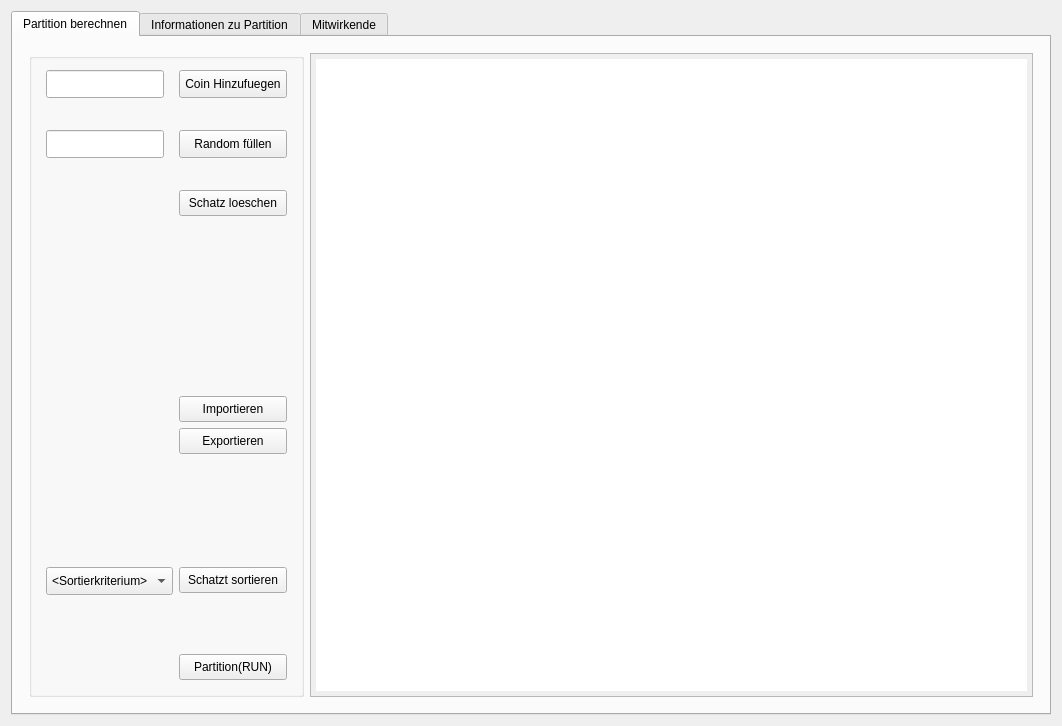
The window that mainwindow.ui (Makozer/NpPartitionManager) describes before a commit, drawn with Qt 5.
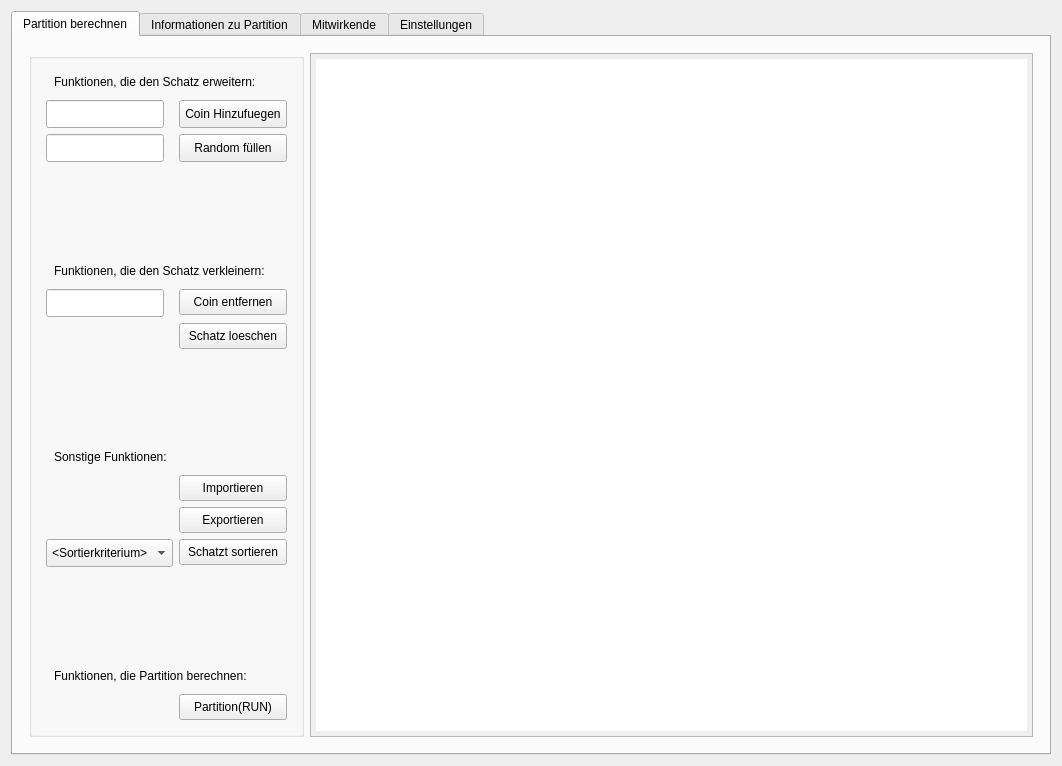
The same window after the commit. Custom widgets are drawn as their Qt base class.

Commit message: edit:import,einstellungenfuerFIllRND,kleinigkeiten

Patch:
```diff
--- a/mainwindow.ui
+++ b/mainwindow.ui
@@ -7,7 +7,7 @@
     <x>0</x>
     <y>0</y>
     <width>1062</width>
-    <height>726</height>
+    <height>766</height>
    </rect>
   </property>
   <property name="windowTitle">
@@ -46,7 +46,14 @@
            <string/>
           </property>
           <layout class="QFormLayout" name="formLayout">
-           <item row="0" column="0">
+           <item row="7" column="0" colspan="2">
+            <widget class="QLabel" name="lbl_schatzErweiternInfo">
+             <property name="text">
+              <string>Funktionen, die den Schatz erweitern:</string>
+             </property>
+            </widget>
+           </item>
+           <item row="8" column="0">
             <widget class="CustomOnlyNumbersLineEdit" name="lineEdit_coinHinzufuegenWertEingeben">
              <property name="sizePolicy">
               <sizepolicy hsizetype="Minimum" vsizetype="Minimum">
@@ -62,7 +69,7 @@
              </property>
             </widget>
            </item>
-           <item row="0" column="1">
+           <item row="8" column="1">
             <widget class="QPushButton" name="bt_einzelneCoinHinzufuegen">
              <property name="sizePolicy">
               <sizepolicy hsizetype="Minimum" vsizetype="Minimum">
@@ -78,23 +85,7 @@
              </property>
             </widget>
            </item>
-           <item row="2" column="0">
-            <spacer name="horizontalSpacer">
-             <property name="orientation">
-              <enum>Qt::Horizontal</enum>
-             </property>
-             <property name="sizeType">
-              <enum>QSizePolicy::Minimum</enum>
-             </property>
-             <property name="sizeHint" stdset="0">
-              <size>
-               <width>40</width>
-               <height>20</height>
-              </size>
-             </property>
-            </spacer>
-           </item>
-           <item row="3" column="0">
+           <item row="11" column="0">
             <widget class="CustomOnlyNumbersLineEdit" name="lineEdit_randomFuellenAnzahlEingeben">
              <property name="sizePolicy">
               <sizepolicy hsizetype="Minimum" vsizetype="Minimum">
@@ -107,7 +98,7 @@
              </property>
             </widget>
            </item>
-           <item row="3" column="1">
+           <item row="11" column="1">
             <widget class="QPushButton" name="btn_fill">
              <property name="sizePolicy">
               <sizepolicy hsizetype="Minimum" vsizetype="Minimum">
@@ -123,7 +114,7 @@
              </property>
             </widget>
            </item>
-           <item row="5" column="0">
+           <item row="12" column="0">
             <spacer name="verticalSpacer_2">
              <property name="orientation">
               <enum>Qt::Vertical</enum>
@@ -136,7 +127,31 @@
              </property>
             </spacer>
            </item>
-           <item row="5" column="1">
+           <item row="13" column="0" colspan="2">
+            <widget class="QLabel" name="lbl_schatzVerkleinernInfo">
+             <property name="text">
+              <string>Funktionen, die den Schatz verkleinern:</string>
+             </property>
+            </widget>
+           </item>
+           <item row="14" column="0">
+            <widget class="QLineEdit" name="lineEdit_coinEntfernen">
+             <property name="toolTip">
+              <string>&lt;html&gt;&lt;head/&gt;&lt;body&gt;&lt;p&gt;Geben Sie hier den Wert für den zu entfernenden Coin ein.&lt;/p&gt;&lt;p&gt;&lt;br/&gt;&lt;/p&gt;&lt;/body&gt;&lt;/html&gt;</string>
+             </property>
+            </widget>
+           </item>
+           <item row="14" column="1">
+            <widget class="QPushButton" name="bt_coinEntfernen">
+             <property name="toolTip">
+              <string>&lt;html&gt;&lt;head/&gt;&lt;body&gt;&lt;p&gt;Entfernt Coins aus dem Schatz, die den Wert haben, der im Textfeld neben diesem Knopf eingegeben wurde.&lt;/p&gt;&lt;p&gt;&lt;br/&gt;&lt;/p&gt;&lt;p&gt;Hinweis:&lt;/p&gt;&lt;p&gt;In den Einstellungen (oben rechts) kann eingestellt werden, ob nur ein Coin oder alle Coins des entsprechenden Wertes aus dem Schatz entfernt werden sollen.&lt;/p&gt;&lt;/body&gt;&lt;/html&gt;</string>
+             </property>
+             <property name="text">
+              <string>Coin entfernen</string>
+             </property>
+            </widget>
+           </item>
+           <item row="15" column="1">
             <widget class="QPushButton" name="btn_clearStash">
              <property name="toolTip">
               <string>&lt;html&gt;&lt;head/&gt;&lt;body&gt;&lt;p&gt;Entfernt alle COins aus dem Schatz.&lt;/p&gt;&lt;/body&gt;&lt;/html&gt;</string>
@@ -146,7 +161,7 @@
              </property>
             </widget>
            </item>
-           <item row="6" column="0">
+           <item row="18" column="0">
             <spacer name="verticalSpacer_3">
              <property name="orientation">
               <enum>Qt::Vertical</enum>
@@ -159,20 +174,46 @@
              </property>
             </spacer>
            </item>
-           <item row="7" column="0">
-            <spacer name="verticalSpacer_4">
-             <property name="orientation">
-              <enum>Qt::Vertical</enum>
+           <item row="20" column="0" colspan="2">
+            <widget class="QLabel" name="lbl_sonstigeSchatzFunktionen">
+             <property name="text">
+              <string>Sonstige Funktionen:</string>
              </property>
-             <property name="sizeHint" stdset="0">
-              <size>
-               <width>20</width>
-               <height>40</height>
-              </size>
+            </widget>
+           </item>
+           <item row="21" column="1">
+            <widget class="QPushButton" name="btn_import">
+             <property name="sizePolicy">
+              <sizepolicy hsizetype="Minimum" vsizetype="Fixed">
+               <horstretch>0</horstretch>
+               <verstretch>0</verstretch>
+              </sizepolicy>
              </property>
-            </spacer>
+             <property name="toolTip">
+              <string>&lt;html&gt;&lt;head/&gt;&lt;body&gt;&lt;p&gt;importiert einen Schatz aus einer Textdatei. &lt;/p&gt;&lt;p&gt;In dieser Textdatei muessen die Werte aller zu uebernehmenden Coins, getrennt von einem Komma enthalten sein. &lt;/p&gt;&lt;p&gt;Beispiel: &lt;/p&gt;&lt;p&gt;122,53,12,9,12&lt;/p&gt;&lt;/body&gt;&lt;/html&gt;</string>
+             </property>
+             <property name="text">
+              <string>Importieren</string>
+             </property>
+            </widget>
            </item>
-           <item row="15" column="0">
+           <item row="22" column="1">
+            <widget class="QPushButton" name="btn_export">
+             <property name="sizePolicy">
+              <sizepolicy hsizetype="Minimum" vsizetype="Fixed">
+               <horstretch>0</horstretch>
+               <verstretch>0</verstretch>
+              </sizepolicy>
+             </property>
+             <property name="toolTip">
+              <string>&lt;html&gt;&lt;head/&gt;&lt;body&gt;&lt;p&gt;Exportiert den gesamten aktuellen Schatz in eine Textdatei an einen gewaehlten Ort. &lt;/p&gt;&lt;/body&gt;&lt;/html&gt;</string>
+             </property>
+             <property name="text">
+              <string>Exportieren</string>
+             </property>
+            </widget>
+           </item>
+           <item row="24" column="0">
             <widget class="QComboBox" name="comboBox_sortKritWaehlen">
              <property name="sizePolicy">
               <sizepolicy hsizetype="Minimum" vsizetype="Minimum">
@@ -206,7 +247,7 @@
              </item>
             </widget>
            </item>
-           <item row="15" column="1">
+           <item row="24" column="1">
             <widget class="QPushButton" name="btn_sort">
              <property name="toolTip">
               <string>&lt;html&gt;&lt;head/&gt;&lt;body&gt;&lt;p&gt;Sortieren Sie den Schatz. Wählen Sie zuvor, nach welchem Kriterium Sortiert werden soll.&lt;/p&gt;&lt;/body&gt;&lt;/html&gt;</string>
@@ -216,7 +257,27 @@
              </property>
             </widget>
            </item>
-           <item row="17" column="1">
+           <item row="25" column="1">
+            <spacer name="verticalSpacer_5">
+             <property name="orientation">
+              <enum>Qt::Vertical</enum>
+             </property>
+             <property name="sizeHint" stdset="0">
+              <size>
+               <width>20</width>
+               <height>40</height>
+              </size>
+             </property>
+            </spacer>
+           </item>
+           <item row="26" column="0" colspan="2">
+            <widget class="QLabel" name="lbl_partitionBerechnen">
+             <property name="text">
+              <string>Funktionen, die Partition berechnen:</string>
+             </property>
+            </widget>
+           </item>
+           <item row="27" column="1">
             <widget class="QPushButton" name="btn_output_solution">
              <property name="sizePolicy">
               <sizepolicy hsizetype="Minimum" vsizetype="Fixed">
@@ -229,103 +290,6 @@
              </property>
             </widget>
            </item>
-           <item row="4" column="0">
-            <spacer name="horizontalSpacer_2">
-             <property name="orientation">
-              <enum>Qt::Horizontal</enum>
-             </property>
-             <property name="sizeHint" stdset="0">
-              <size>
-               <width>40</width>
-               <height>20</height>
-              </size>
-             </property>
-            </spacer>
-           </item>
-           <item row="9" column="0">
-            <spacer name="verticalSpacer">
-             <property name="orientation">
-              <enum>Qt::Vertical</enum>
-             </property>
-             <property name="sizeHint" stdset="0">
-              <size>
-               <width>20</width>
-               <height>40</height>
-              </size>
-             </property>
-            </spacer>
-           </item>
-           <item row="16" column="1">
-            <spacer name="verticalSpacer_5">
-             <property name="orientation">
-              <enum>Qt::Vertical</enum>
-             </property>
-             <property name="sizeHint" stdset="0">
-              <size>
-               <width>20</width>
-               <height>40</height>
-              </size>
-             </property>
-            </spacer>
-           </item>
-           <item row="11" column="1">
-            <widget class="QPushButton" name="btn_export">
-             <property name="sizePolicy">
-              <sizepolicy hsizetype="Minimum" vsizetype="Fixed">
-               <horstretch>0</horstretch>
-               <verstretch>0</verstretch>
-              </sizepolicy>
-             </property>
-             <property name="toolTip">
-              <string>&lt;html&gt;&lt;head/&gt;&lt;body&gt;&lt;p&gt;Exportiert den gesamten aktuellen Schatz in eine Textdatei an einen gewaehlten Ort. &lt;/p&gt;&lt;/body&gt;&lt;/html&gt;</string>
-             </property>
-             <property name="text">
-              <string>Exportieren</string>
-             </property>
-            </widget>
-           </item>
-           <item row="12" column="0">
-            <spacer name="verticalSpacer_6">
-             <property name="orientation">
-              <enum>Qt::Vertical</enum>
-             </property>
-             <property name="sizeHint" stdset="0">
-              <size>
-               <width>20</width>
-               <height>40</height>
-              </size>
-             </property>
-            </spacer>
-           </item>
-           <item row="13" column="0">
-            <spacer name="verticalSpacer_7">
-             <property name="orientation">
-              <enum>Qt::Vertical</enum>
-             </property>
-             <property name="sizeHint" stdset="0">
-              <size>
-               <width>20</width>
-               <height>40</height>
-              </size>
-             </property>
-            </spacer>
-           </item>
-           <item row="10" column="1">
-            <widget class="QPushButton" name="btn_import">
-             <property name="sizePolicy">
-              <sizepolicy hsizetype="Minimum" vsizetype="Fixed">
-               <horstretch>0</horstretch>
-               <verstretch>0</verstretch>
-              </sizepolicy>
-             </property>
-             <property name="toolTip">
-              <string>&lt;html&gt;&lt;head/&gt;&lt;body&gt;&lt;p&gt;importiert einen Schatz aus einer Textdatei. &lt;/p&gt;&lt;p&gt;In dieser Textdatei muessen die Werte aller zu uebernehmenden Coins, getrennt von einem Komma enthalten sein. &lt;/p&gt;&lt;p&gt;Beispiel: &lt;/p&gt;&lt;p&gt;122,53,12,9,12&lt;/p&gt;&lt;/body&gt;&lt;/html&gt;</string>
-             </property>
-             <property name="text">
-              <string>Importieren</string>
-             </property>
-            </widget>
-           </item>
           </layout>
          </widget>
         </item>
@@ -382,6 +346,113 @@
         </item>
        </layout>
       </widget>
+      <widget class="QWidget" name="tab_einstellungen">
+       <attribute name="title">
+        <string>Einstellungen</string>
+       </attribute>
+       <layout class="QFormLayout" name="formLayout_2">
+        <item row="0" column="0" colspan="2">
+         <widget class="QLabel" name="lbl_einstellungenRandomRange">
+          <property name="text">
+           <string>Das Intervall, in welchem die randomisierten Coins erstellt werden veraendern:</string>
+          </property>
+         </widget>
+        </item>
+        <item row="6" column="0">
+         <widget class="QLabel" name="lbl_untereRandomGRenze">
+          <property name="text">
+           <string>Neue untere Grenze:</string>
+          </property>
+         </widget>
+        </item>
+        <item row="10" column="0">
+         <widget class="QLabel" name="lbl_anzeigeRandomRangeMin">
+          <property name="text">
+           <string>1</string>
+          </property>
+         </widget>
+        </item>
+        <item row="4" column="0">
+         <widget class="QLabel" name="lbl_anzeigeRandomRangeMax">
+          <property name="text">
+           <string>2000</string>
+          </property>
+         </widget>
+        </item>
+        <item row="5" column="0">
+         <spacer name="verticalSpacer_8">
+          <property name="orientation">
+           <enum>Qt::Vertical</enum>
+          </property>
+          <property name="sizeHint" stdset="0">
+           <size>
+            <width>20</width>
+            <height>40</height>
+           </size>
+          </property>
+         </spacer>
+        </item>
+        <item row="7" column="0" colspan="2">
+         <widget class="QSlider" name="horizontalSlider_randomRangeMin">
+          <property name="minimum">
+           <number>1</number>
+          </property>
+          <property name="maximum">
+           <number>16959</number>
+          </property>
+          <property name="orientation">
+           <enum>Qt::Horizontal</enum>
+          </property>
+         </widget>
+        </item>
+        <item row="2" column="0" colspan="2">
+         <widget class="QSlider" name="horizontalSlider_randomRangeMax">
+          <property name="minimum">
+           <number>1</number>
+          </property>
+          <property name="maximum">
+           <number>16959</number>
+          </property>
+          <property name="sliderPosition">
+           <number>2000</number>
+          </property>
+          <property name="orientation">
+           <enum>Qt::Horizontal</enum>
+          </property>
+         </widget>
+        </item>
+        <item row="1" column="0">
+         <widget class="QLabel" name="lbl_randomObereGrenze">
+          <property name="text">
+           <string>Neue obere Grenze:</string>
+          </property>
+         </widget>
+        </item>
+        <item row="11" column="0">
+         <spacer name="verticalSpacer_9">
+          <property name="orientation">
+           <enum>Qt::Vertical</enum>
+          </property>
+          <property name="sizeHint" stdset="0">
+           <size>
+            <width>20</width>
+            <height>40</height>
+           </size>
+          </property>
+         </spacer>
+        </item>
+        <item row="12" column="0">
+         <widget class="QPushButton" name="btn_changeRandomRange">
+          <property name="toolTip">
+           <string>&lt;html&gt;&lt;head/&gt;&lt;body&gt;&lt;p&gt;Diese Grenzen annehmen, sodass beim randomisierten hinzufügen von Coins lediglich Coins mit Werten innerhalb dieser Grenzen erstellt werden.&lt;/p&gt;&lt;p&gt;&lt;br/&gt;&lt;/p&gt;&lt;/body&gt;&lt;/html&gt;</string>
+          </property>
+          <property name="text">
+           <string>Intervall Uebernehmen</string>
+          </property>
+         </widget>
+        </item>
+       </layout>
+      </widget>
      </widget>
     </item>
    </layout>
```
Left out of the diff: 39 changed lines with no effect on the pictures. The commit also changes 6 other files.
